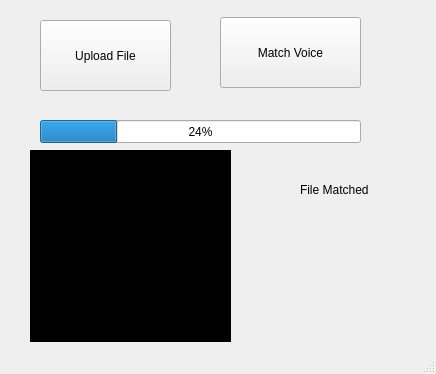
Old version of the form ui/mainwindow.ui in the repository Saikat-Kumar/voiceMatch.
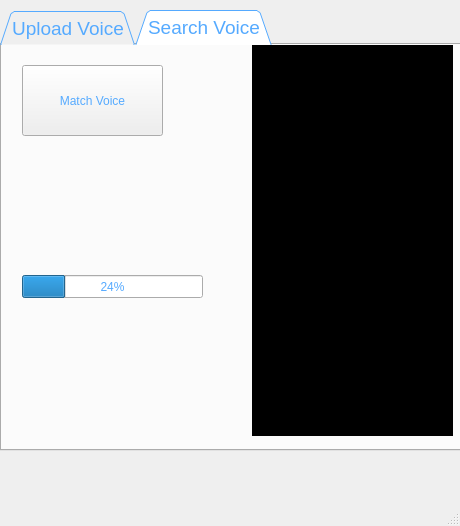
New version of the form. The open tabs and pages were chosen to show the change.

```diff
--- a/ui/mainwindow.ui
+++ b/ui/mainwindow.ui
@@ -6,18 +6,73 @@
    <rect>
     <x>0</x>
     <y>0</y>
-    <width>436</width>
-    <height>374</height>
+    <width>460</width>
+    <height>526</height>
    </rect>
   </property>
   <property name="windowTitle">
    <string>Voice Match</string>
   </property>
   <widget class="QWidget" name="centralwidget">
+   <widget class="QLabel" name="Matched">
+    <property name="geometry">
+     <rect>
+      <x>250</x>
+      <y>220</y>
+      <width>171</width>
+      <height>61</height>
+     </rect>
+    </property>
+    <property name="font">
+     <font>
+      <pointsize>11</pointsize>
+      <weight>75</weight>
+      <bold>true</bold>
+     </font>
+    </property>
+    <property name="text">
+     <string/>
+    </property>
+   </widget>
+   <widget class="QTabWidget" name="tabWidget">
+    <property name="geometry">
+     <rect>
+      <x>0</x>
+      <y>10</y>
+      <width>474</width>
+      <height>441</height>
+     </rect>
+    </property>
+    <property name="font">
+     <font>
+      <pointsize>14</pointsize>
+      <weight>50</weight>
+      <bold>false</bold>
+     </font>
+    </property>
+    <property name="styleSheet">
+     <string notr="true">color: rgb(85, 170, 255);</string>
+    </property>
+    <property name="tabPosition">
+     <enum>QTabWidget::North</enum>
+    </property>
+    <property name="tabShape">
+     <enum>QTabWidget::Triangular</enum>
+    </property>
+    <property name="currentIndex">
+     <number>0</number>
+    </property>
+    <property name="elideMode">
+     <enum>Qt::ElideMiddle</enum>
+    </property>
+    <widget class="QWidget" name="tab">
+     <attribute name="title">
+      <string>Upload Voice</string>
+     </attribute>
    <widget class="QPushButton" name="upload">
     <property name="geometry">
      <rect>
-      <x>40</x>
+        <x>20</x>
       <y>20</y>
       <width>131</width>
       <height>71</height>
@@ -27,11 +82,16 @@
      <string>Upload File</string>
     </property>
    </widget>
+    </widget>
+    <widget class="QWidget" name="tab_2">
+     <attribute name="title">
+      <string>Search Voice</string>
+     </attribute>
    <widget class="QPushButton" name="search">
     <property name="geometry">
      <rect>
-      <x>220</x>
-      <y>17</y>
+        <x>20</x>
+        <y>20</y>
       <width>141</width>
       <height>71</height>
      </rect>
@@ -43,9 +103,9 @@
    <widget class="QProgressBar" name="progressBar">
     <property name="geometry">
      <rect>
-      <x>40</x>
-      <y>120</y>
-      <width>321</width>
+        <x>20</x>
+        <y>230</y>
+        <width>181</width>
       <height>23</height>
      </rect>
     </property>
@@ -56,10 +116,10 @@
    <widget class="QListWidget" name="log">
     <property name="geometry">
      <rect>
-      <x>30</x>
-      <y>150</y>
+        <x>250</x>
+        <y>0</y>
       <width>201</width>
-      <height>192</height>
+        <height>391</height>
      </rect>
     </property>
     <property name="font">
@@ -72,38 +132,7 @@
 color: rgb(255, 255, 255);</string>
     </property>
    </widget>
-   <widget class="QLabel" name="Matched">
-    <property name="geometry">
-     <rect>
-      <x>250</x>
-      <y>220</y>
-      <width>171</width>
-      <height>61</height>
-     </rect>
-    </property>
-    <property name="font">
-     <font>
-      <pointsize>11</pointsize>
-      <weight>75</weight>
-      <bold>true</bold>
-     </font>
-    </property>
-    <property name="text">
-     <string/>
-    </property>
-   </widget>
-   <widget class="QLabel" name="label_2">
-    <property name="geometry">
-     <rect>
-      <x>300</x>
-      <y>180</y>
-      <width>81</width>
-      <height>20</height>
-     </rect>
-    </property>
-    <property name="text">
-     <string>File Matched</string>
-    </property>
+    </widget>
    </widget>
   </widget>
   <widget class="QMenuBar" name="menubar">
```
Left out of the diff: 2 changed lines with no effect on the pictures. Lines whose indentation alone changed are shown as unchanged.
